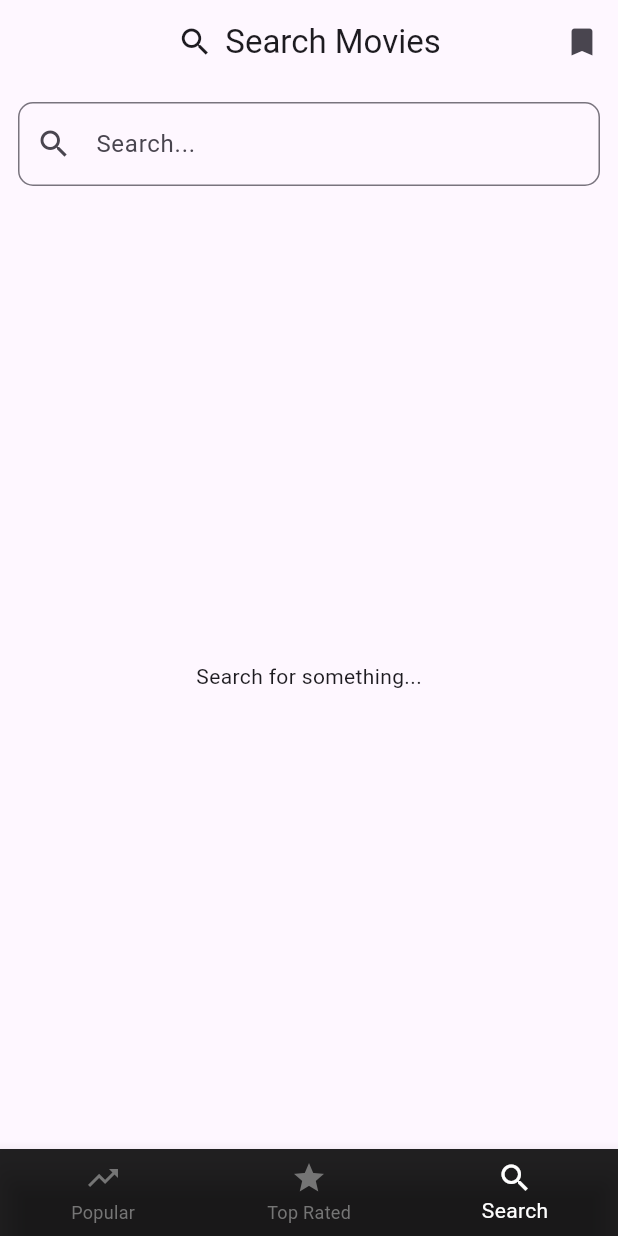
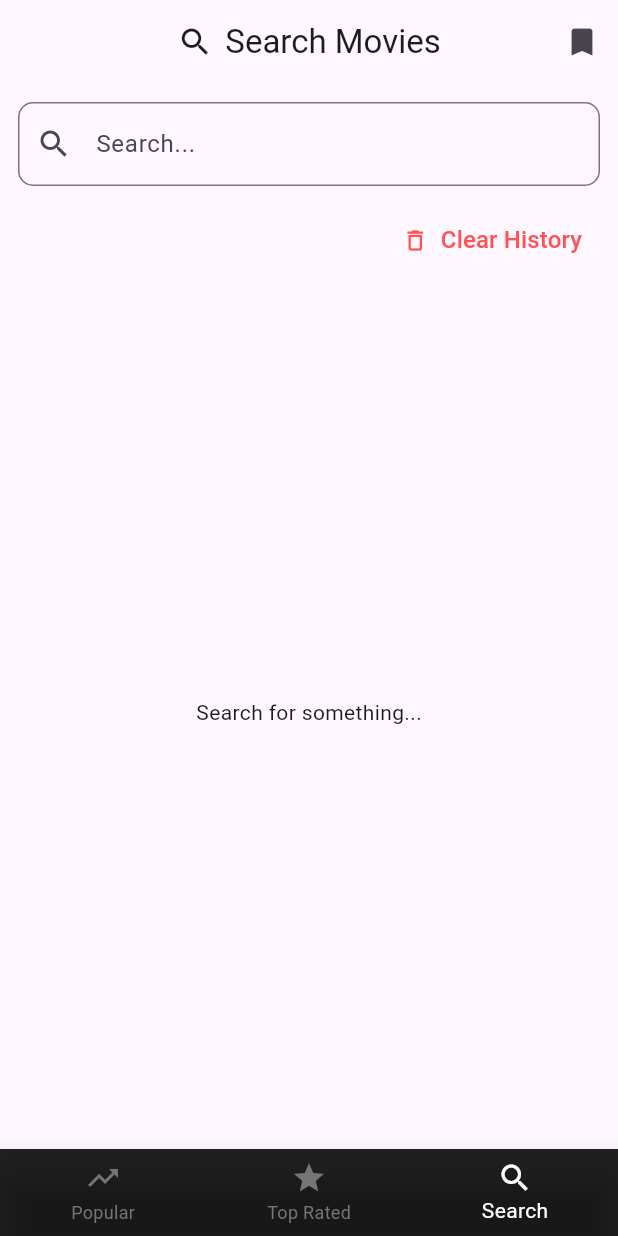
Before and after one commit to abdymazhittoretay/movie_listing_app, a Flutter app: the screen it shows after launch, item 3 of the bottom bar chosen, on a phone screen of 412 x 824 dp. Run offline on Flutter 3.47's test engine with Material 3 defaults, Android fonts, the phone set to English and light mode, and no system bars; our stand-ins replace cached_network_image, flutter_dotenv, hive, hive_flutter; accounts and stored records are empty; network calls fail.

Commit message:
added clear history button

```diff
--- a/lib/pages/search_page.dart
+++ b/lib/pages/search_page.dart
@@ -62,12 +62,43 @@ class _SearchPageState extends State<SearchPage> {
           ),
           Expanded(
             child: _searchResults == null
-                ? ValueListenableBuilder(
+                ? Column(
+                    mainAxisSize: MainAxisSize.max,
+                    crossAxisAlignment: CrossAxisAlignment.end,
+                    children: [
+                      Padding(
+                        padding: const EdgeInsets.symmetric(horizontal: 16.0),
+                        child: TextButton.icon(
+                          onPressed: () {
+                            final box = Hive.box<MovieModel>(
+                              'searchHistoryBox',
+                            );
+                            box.clear();
+                          },
+                          icon: const Icon(Icons.delete_outline),
+                          label: const Text(
+                            "Clear History",
+                            style: TextStyle(fontSize: 16.0),
+                          ),
+                          style: TextButton.styleFrom(
+                            padding: const EdgeInsets.all(8.0),
+                            shape: RoundedRectangleBorder(
+                              borderRadius: BorderRadius.circular(8.0),
+                            ),
+                            foregroundColor: Colors.redAccent.withRed(255),
+                          ),
+                        ),
+                      ),
+                      Expanded(
+                        child: ValueListenableBuilder(
                           valueListenable: Hive.box<MovieModel>(
                             'searchHistoryBox',
                           ).listenable(),
                           builder: (context, Box<MovieModel> box, _) {
-                      final movies = box.values.toList().reversed.toList();
+                            final movies = box.values
+                                .toList()
+                                .reversed
+                                .toList();
                             if (movies.isEmpty) {
                               return const Center(
                                 child: Text('Search for something...'),
@@ -75,6 +106,9 @@ class _SearchPageState extends State<SearchPage> {
                             }
                             return MyListviewWidget(movies: movies);
                           },
+                        ),
+                      ),
+                    ],
                   )
                 : FutureBuilder<List<MovieModel>>(
                     future: _searchResults,
```
Lines whose indentation alone changed are shown as unchanged.
